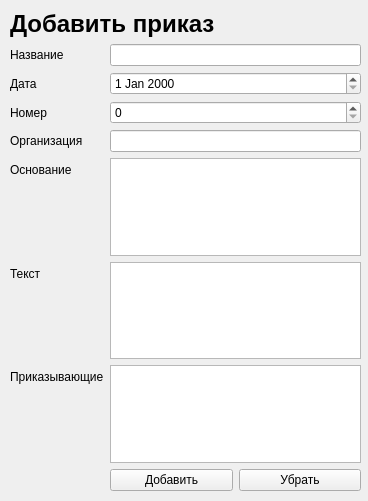
The window that addWidget.ui (f1rsov08/BestProject) describes before a commit, drawn with Qt 5.
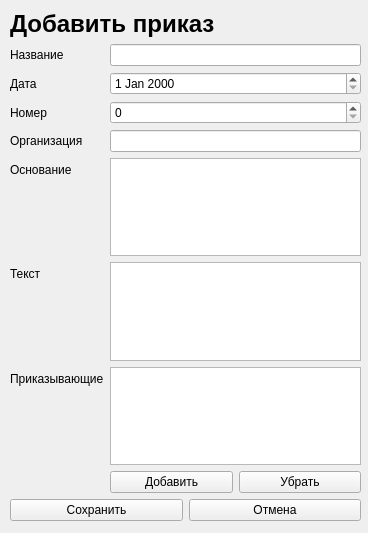
The same window after the commit.

Commit message: Добавлена кнопка отмены

```diff
--- a/addWidget.ui
+++ b/addWidget.ui
@@ -7,7 +7,7 @@
     <x>0</x>
     <y>0</y>
     <width>368</width>
-    <height>501</height>
+    <height>533</height>
    </rect>
   </property>
   <property name="windowTitle">
@@ -19,7 +19,7 @@
      <x>10</x>
      <y>10</y>
      <width>351</width>
-     <height>481</height>
+     <height>511</height>
     </rect>
    </property>
    <layout class="QVBoxLayout" name="verticalLayout">
@@ -126,6 +126,24 @@
       </item>
      </layout>
     </item>
+    <item>
+     <layout class="QHBoxLayout" name="horizontalLayout_2">
+      <item>
+       <widget class="QPushButton" name="saveButton">
+        <property name="text">
+         <string>Сохранить</string>
+        </property>
+       </widget>
+      </item>
+      <item>
+       <widget class="QPushButton" name="cancelButton">
+        <property name="text">
+         <string>Отмена</string>
+        </property>
+       </widget>
+      </item>
+     </layout>
+    </item>
    </layout>
   </widget>
  </widget>
```
